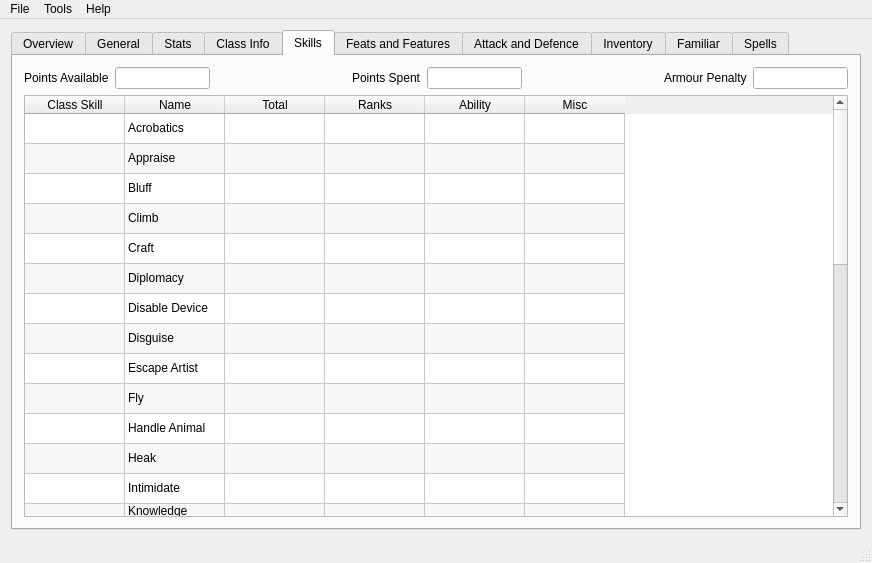
Qt form mainwindow.ui (apocolypse600/PathfinderCharacterCreator) before a commit.
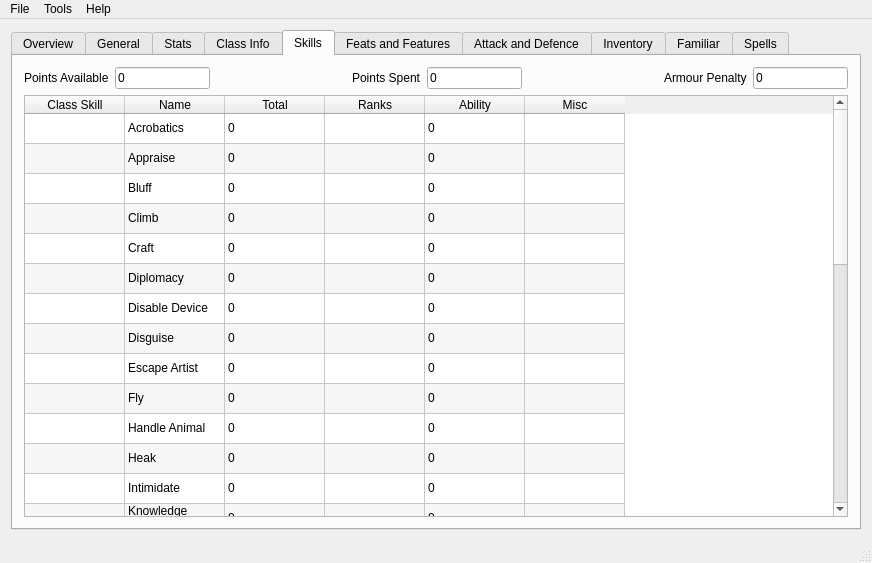
The same form after that commit.

Commit message: More work on the class skills table

```diff
--- a/mainwindow.ui
+++ b/mainwindow.ui
@@ -1270,7 +1270,10 @@
            </widget>
           </item>
           <item>
-           <widget class="QLineEdit" name="lineEdit">
+           <widget class="QLineEdit" name="lineEditSkillPointsAvailable">
+            <property name="text">
+             <string>0</string>
+            </property>
             <property name="readOnly">
              <bool>true</bool>
             </property>
@@ -1297,7 +1300,10 @@
            </widget>
           </item>
           <item>
-           <widget class="QLineEdit" name="lineEdit_3">
+           <widget class="QLineEdit" name="lineEditSkillPointsSpent">
+            <property name="text">
+             <string>0</string>
+            </property>
             <property name="readOnly">
              <bool>true</bool>
             </property>
@@ -1325,6 +1331,9 @@
           </item>
           <item>
            <widget class="QLineEdit" name="lineEdit_2">
+            <property name="text">
+             <string>0</string>
+            </property>
             <property name="readOnly">
              <bool>true</bool>
             </property>
@@ -1431,6 +1440,19 @@
             <string>Acrobatics</string>
            </property>
           </item>
+          <item row="0" column="2">
+           <property name="text">
+            <string>0</string>
+           </property>
+           <property name="flags">
+            <set>ItemIsDragEnabled|ItemIsUserCheckable|ItemIsEnabled</set>
+           </property>
+          </item>
+          <item row="0" column="4">
+           <property name="text">
+            <string>0</string>
+           </property>
+          </item>
           <item row="1" column="0">
            <property name="text">
             <string/>
@@ -1444,6 +1466,19 @@
             <string>Appraise</string>
            </property>
           </item>
+          <item row="1" column="2">
+           <property name="text">
+            <string>0</string>
+           </property>
+           <property name="flags">
+            <set>ItemIsDragEnabled|ItemIsUserCheckable|ItemIsEnabled</set>
+           </property>
+          </item>
+          <item row="1" column="4">
+           <property name="text">
+            <string>0</string>
+           </property>
+          </item>
           <item row="2" column="0">
            <property name="text">
             <string/>
@@ -1457,6 +1492,19 @@
             <string>Bluff</string>
            </property>
           </item>
+          <item row="2" column="2">
+           <property name="text">
+            <string>0</string>
+           </property>
+           <property name="flags">
+            <set>ItemIsDragEnabled|ItemIsUserCheckable|ItemIsEnabled</set>
+           </property>
+          </item>
+          <item row="2" column="4">
+           <property name="text">
+            <string>0</string>
+           </property>
+          </item>
           <item row="3" column="0">
            <property name="text">
             <string/>
@@ -1470,6 +1518,19 @@
             <string>Climb</string>
            </property>
           </item>
+          <item row="3" column="2">
+           <property name="text">
+            <string>0</string>
+           </property>
+           <property name="flags">
+            <set>ItemIsDragEnabled|ItemIsUserCheckable|ItemIsEnabled</set>
+           </property>
+          </item>
+          <item row="3" column="4">
+           <property name="text">
+            <string>0</string>
+           </property>
+          </item>
           <item row="4" column="0">
            <property name="text">
             <string/>
@@ -1483,6 +1544,19 @@
             <string>Craft</string>
            </property>
           </item>
+          <item row="4" column="2">
+           <property name="text">
+            <string>0</string>
+           </property>
+           <property name="flags">
+            <set>ItemIsDragEnabled|ItemIsUserCheckable|ItemIsEnabled</set>
+           </property>
+          </item>
+          <item row="4" column="4">
+           <property name="text">
+            <string>0</string>
+           </property>
+          </item>
           <item row="5" column="0">
            <property name="text">
             <string/>
@@ -1496,6 +1570,19 @@
             <string>Diplomacy</string>
            </property>
           </item>
+          <item row="5" column="2">
+           <property name="text">
+            <string>0</string>
+           </property>
+           <property name="flags">
+            <set>ItemIsDragEnabled|ItemIsUserCheckable|ItemIsEnabled</set>
+           </property>
+          </item>
+          <item row="5" column="4">
+           <property name="text">
+            <string>0</string>
+           </property>
+          </item>
           <item row="6" column="0">
            <property name="text">
             <string/>
@@ -1509,6 +1596,19 @@
             <string>Disable Device</string>
            </property>
           </item>
+          <item row="6" column="2">
+           <property name="text">
+            <string>0</string>
+           </property>
+           <property name="flags">
+            <set>ItemIsDragEnabled|ItemIsUserCheckable|ItemIsEnabled</set>
+           </property>
+          </item>
+          <item row="6" column="4">
+           <property name="text">
+            <string>0</string>
+           </property>
+          </item>
           <item row="7" column="0">
            <property name="text">
             <string/>
@@ -1522,6 +1622,19 @@
             <string>Disguise</string>
            </property>
           </item>
+          <item row="7" column="2">
+           <property name="text">
+            <string>0</string>
+           </property>
+           <property name="flags">
+            <set>ItemIsDragEnabled|ItemIsUserCheckable|ItemIsEnabled</set>
+           </property>
+          </item>
+          <item row="7" column="4">
+           <property name="text">
+            <string>0</string>
+           </property>
+          </item>
           <item row="8" column="0">
            <property name="text">
             <string/>
@@ -1535,6 +1648,19 @@
             <string>Escape Artist</string>
            </property>
           </item>
+          <item row="8" column="2">
+           <property name="text">
+            <string>0</string>
+           </property>
+           <property name="flags">
+            <set>ItemIsDragEnabled|ItemIsUserCheckable|ItemIsEnabled</set>
+           </property>
+          </item>
+          <item row="8" column="4">
+           <property name="text">
+            <string>0</string>
+           </property>
+          </item>
           <item row="9" column="0">
            <property name="text">
             <string/>
@@ -1548,6 +1674,19 @@
             <string>Fly</string>
            </property>
           </item>
+          <item row="9" column="2">
+           <property name="text">
+            <string>0</string>
+           </property>
+           <property name="flags">
+            <set>ItemIsDragEnabled|ItemIsUserCheckable|ItemIsEnabled</set>
+           </property>
+          </item>
+          <item row="9" column="4">
+           <property name="text">
+            <string>0</string>
+           </property>
+          </item>
           <item row="10" column="0">
            <property name="text">
             <string/>
@@ -1561,6 +1700,19 @@
             <string>Handle Animal</string>
            </property>
           </item>
+          <item row="10" column="2">
+           <property name="text">
+            <string>0</string>
+           </property>
+           <property name="flags">
+            <set>ItemIsDragEnabled|ItemIsUserCheckable|ItemIsEnabled</set>
+           </property>
+          </item>
+          <item row="10" column="4">
+           <property name="text">
+            <string>0</string>
+           </property>
+          </item>
           <item row="11" column="0">
            <property name="text">
             <string/>
@@ -1574,6 +1726,19 @@
             <string>Heak</string>
            </property>
           </item>
+          <item row="11" column="2">
+           <property name="text">
+            <string>0</string>
+           </property>
+           <property name="flags">
+            <set>ItemIsDragEnabled|ItemIsUserCheckable|ItemIsEnabled</set>
+           </property>
+          </item>
+          <item row="11" column="4">
+           <property name="text">
+            <string>0</string>
+           </property>
+          </item>
           <item row="12" column="0">
            <property name="text">
             <string/>
@@ -1587,106 +1752,379 @@
             <string>Intimidate</string>
            </property>
           </item>
+          <item row="12" column="2">
+           <property name="text">
+            <string>0</string>
+           </property>
+           <property name="flags">
+            <set>ItemIsDragEnabled|ItemIsUserCheckable|ItemIsEnabled</set>
+           </property>
+          </item>
+          <item row="12" column="4">
+           <property name="text">
+            <string>0</string>
+           </property>
+          </item>
           <item row="13" column="1">
            <property name="text">
             <string>Knowledge (Arcana)</string>
            </property>
           </item>
+          <item row="13" column="2">
+           <property name="text">
+            <string>0</string>
+           </property>
+           <property name="flags">
+            <set>ItemIsDragEnabled|ItemIsUserCheckable|ItemIsEnabled</set>
+           </property>
+          </item>
+          <item row="13" column="4">
+           <property name="text">
+            <string>0</string>
+           </property>
+          </item>
           <item row="14" column="1">
            <property name="text">
             <string>Knowledge (Dungeoneering)</string>
            </property>
           </item>
+          <item row="14" column="2">
+           <property name="text">
+            <string>0</string>
+           </property>
+           <property name="flags">
+            <set>ItemIsDragEnabled|ItemIsUserCheckable|ItemIsEnabled</set>
+           </property>
+          </item>
+          <item row="14" column="4">
+           <property name="text">
+            <string>0</string>
+           </property>
+          </item>
           <item row="15" column="1">
            <property name="text">
             <string>Knowledge (Engineering)</string>
            </property>
           </item>
+          <item row="15" column="2">
+           <property name="text">
+            <string>0</string>
+           </property>
+           <property name="flags">
+            <set>ItemIsDragEnabled|ItemIsUserCheckable|ItemIsEnabled</set>
+           </property>
+          </item>
+          <item row="15" column="4">
+           <property name="text">
+            <string>0</string>
+           </property>
+          </item>
           <item row="16" column="1">
            <property name="text">
             <string>Knowledge (Geography)</string>
            </property>
           </item>
+          <item row="16" column="2">
+           <property name="text">
+            <string>0</string>
+           </property>
+           <property name="flags">
+            <set>ItemIsDragEnabled|ItemIsUserCheckable|ItemIsEnabled</set>
+           </property>
+          </item>
+          <item row="16" column="4">
+           <property name="text">
+            <string>0</string>
+           </property>
+          </item>
           <item row="17" column="1">
            <property name="text">
             <string>Knowledge (History)</string>
            </property>
           </item>
+          <item row="17" column="2">
+           <property name="text">
+            <string>0</string>
+           </property>
+           <property name="flags">
+            <set>ItemIsDragEnabled|ItemIsUserCheckable|ItemIsEnabled</set>
+           </property>
+          </item>
+          <item row="17" column="4">
+           <property name="text">
+            <string>0</string>
+           </property>
+          </item>
           <item row="18" column="1">
            <property name="text">
             <string>Knowledge (Local)</string>
            </property>
           </item>
+          <item row="18" column="2">
+           <property name="text">
+            <string>0</string>
+           </property>
+           <property name="flags">
+            <set>ItemIsDragEnabled|ItemIsUserCheckable|ItemIsEnabled</set>
+           </property>
+          </item>
+          <item row="18" column="4">
+           <property name="text">
+            <string>0</string>
+           </property>
+          </item>
           <item row="19" column="1">
            <property name="text">
             <string>Knowledge (Nature)</string>
            </property>
           </item>
+          <item row="19" column="2">
+           <property name="text">
+            <string>0</string>
+           </property>
+           <property name="flags">
+            <set>ItemIsDragEnabled|ItemIsUserCheckable|ItemIsEnabled</set>
+           </property>
+          </item>
+          <item row="19" column="4">
+           <property name="text">
+            <string>0</string>
+           </property>
+          </item>
           <item row="20" column="1">
            <property name="text">
             <string>Knowledge (Nobility)</string>
            </property>
           </item>
+          <item row="20" column="2">
+           <property name="text">
+            <string>0</string>
+           </property>
+           <property name="flags">
+            <set>ItemIsDragEnabled|ItemIsUserCheckable|ItemIsEnabled</set>
+           </property>
+          </item>
+          <item row="20" column="4">
+           <property name="text">
+            <string>0</string>
+           </property>
+          </item>
           <item row="21" column="1">
            <property name="text">
             <string>Knowledge (Planes)</string>
            </property>
           </item>
+          <item row="21" column="2">
+           <property name="text">
+            <string>0</string>
+           </property>
+           <property name="flags">
+            <set>ItemIsDragEnabled|ItemIsUserCheckable|ItemIsEnabled</set>
+           </property>
+          </item>
+          <item row="21" column="4">
+           <property name="text">
+            <string>0</string>
+           </property>
+          </item>
           <item row="22" column="1">
            <property name="text">
             <string>Knowledge (Religion)</string>
            </property>
           </item>
+          <item row="22" column="2">
+           <property name="text">
+            <string>0</string>
+           </property>
+           <property name="flags">
+            <set>ItemIsDragEnabled|ItemIsUserCheckable|ItemIsEnabled</set>
+           </property>
+          </item>
+          <item row="22" column="4">
+           <property name="text">
+            <string>0</string>
+           </property>
+          </item>
           <item row="23" column="1">
            <property name="text">
             <string>Linguistsics</string>
            </property>
           </item>
+          <item row="23" column="2">
+           <property name="text">
+            <string>0</string>
+           </property>
+           <property name="flags">
+            <set>ItemIsDragEnabled|ItemIsUserCheckable|ItemIsEnabled</set>
+           </property>
+          </item>
+          <item row="23" column="4">
+           <property name="text">
+            <string>0</string>
+           </property>
+          </item>
           <item row="24" column="1">
            <property name="text">
             <string>Perception</string>
            </property>
           </item>
+          <item row="24" column="2">
+           <property name="text">
+            <string>0</string>
+           </property>
+           <property name="flags">
+            <set>ItemIsDragEnabled|ItemIsUserCheckable|ItemIsEnabled</set>
+           </property>
+          </item>
+          <item row="24" column="4">
+           <property name="text">
+            <string>0</string>
+           </property>
+          </item>
           <item row="25" column="1">
            <property name="text">
             <string>Profession</string>
            </property>
           </item>
+          <item row="25" column="2">
+           <property name="text">
+            <string>0</string>
+           </property>
+           <property name="flags">
+            <set>ItemIsDragEnabled|ItemIsUserCheckable|ItemIsEnabled</set>
+           </property>
+          </item>
+          <item row="25" column="4">
+           <property name="text">
+            <string>0</string>
+           </property>
+          </item>
           <item row="26" column="1">
            <property name="text">
             <string>Ride</string>
            </property>
           </item>
+          <item row="26" column="2">
+           <property name="text">
+            <string>0</string>
+           </property>
+           <property name="flags">
+            <set>ItemIsDragEnabled|ItemIsUserCheckable|ItemIsEnabled</set>
+           </property>
+          </item>
+          <item row="26" column="4">
+           <property name="text">
+            <string>0</string>
+           </property>
+          </item>
           <item row="27" column="1">
            <property name="text">
             <string>Sense Motive</string>
            </property>
           </item>
+          <item row="27" column="2">
+           <property name="text">
+            <string>0</string>
+           </property>
+           <property name="flags">
+            <set>ItemIsDragEnabled|ItemIsUserCheckable|ItemIsEnabled</set>
+           </property>
+          </item>
+          <item row="27" column="4">
+           <property name="text">
+            <string>0</string>
+           </property>
+          </item>
           <item row="28" column="1">
            <property name="text">
             <string>Sleight of Hand</string>
            </property>
           </item>
+          <item row="28" column="2">
+           <property name="text">
+            <string>0</string>
+           </property>
+           <property name="flags">
+            <set>ItemIsDragEnabled|ItemIsUserCheckable|ItemIsEnabled</set>
+           </property>
+          </item>
+          <item row="28" column="4">
+           <property name="text">
+            <string>0</string>
+           </property>
+          </item>
           <item row="29" column="1">
            <property name="text">
             <string>Spellcraft</string>
            </property>
           </item>
+          <item row="29" column="2">
+           <property name="text">
+            <string>0</string>
+           </property>
+           <property name="flags">
+            <set>ItemIsDragEnabled|ItemIsUserCheckable|ItemIsEnabled</set>
+           </property>
+          </item>
+          <item row="29" column="4">
+           <property name="text">
+            <string>0</string>
+           </property>
+          </item>
           <item row="30" column="1">
            <property name="text">
             <string>Survival</string>
            </property>
           </item>
+          <item row="30" column="2">
+           <property name="text">
+            <string>0</string>
+           </property>
+           <property name="flags">
+            <set>ItemIsDragEnabled|ItemIsUserCheckable|ItemIsEnabled</set>
+           </property>
+          </item>
+          <item row="30" column="4">
+           <property name="text">
+            <string>0</string>
+           </property>
+          </item>
           <item row="31" column="1">
            <property name="text">
             <string>Swim</string>
            </property>
           </item>
+          <item row="31" column="2">
+           <property name="text">
+            <string>0</string>
+           </property>
+           <property name="flags">
+            <set>ItemIsDragEnabled|ItemIsUserCheckable|ItemIsEnabled</set>
+           </property>
+          </item>
+          <item row="31" column="4">
+           <property name="text">
+            <string>0</string>
+           </property>
+          </item>
           <item row="32" column="1">
            <property name="text">
             <string>Use Magic Device</string>
            </property>
           </item>
+          <item row="32" column="2">
+           <property name="text">
+            <string>0</string>
+           </property>
+           <property name="flags">
+            <set>ItemIsDragEnabled|ItemIsUserCheckable|ItemIsEnabled</set>
+           </property>
+          </item>
+          <item row="32" column="4">
+           <property name="text">
+            <string>0</string>
+           </property>
+          </item>
          </widget>
         </item>
        </layout>
```
The commit also changes 2 other files.
